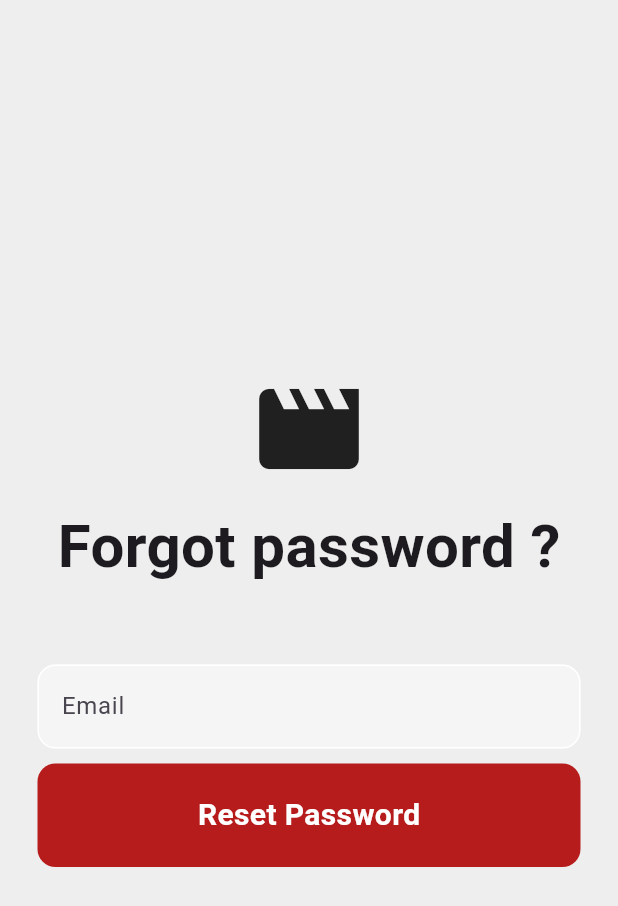
After one commit to Droefheid/NightSolver, a Flutter app: the screen it shows after launch, after a tap on "Forgot password ?", on a phone screen of 412 x 824 dp. The commit adds this screen. Shown: the top 906 px of the screen. Run offline on Flutter 3.47's test engine with Material 2 defaults, Android fonts, the phone set to English and light mode, and no system bars; our stand-ins replace cloud_firestore, firebase_auth, firebase_core, fluttertoast; accounts and stored records are empty.

Commit message:
Add - reset password

```diff
--- /dev/null
+++ b/lib/screens/reset_password_screen.dart
@@ -0,0 +1,109 @@
+import 'package:firebase_auth/firebase_auth.dart';
+import 'package:flutter/material.dart';
+import 'package:fluttertoast/fluttertoast.dart';
+
+class ResetPasswordScreen extends StatefulWidget {
+
+  const ResetPasswordScreen({Key? key})
+      : super(key: key);
+
+  @override
+  State<ResetPasswordScreen> createState() => _ResetPasswordScreenState();
+}
+
+class _ResetPasswordScreenState extends State<ResetPasswordScreen> {
+  final _emailController = TextEditingController();
+
+  @override
+  void dispose() {
+    _emailController.dispose();
+    super.dispose();
+  }
+
+
+  Future resetPassword() async {
+    try {
+      await FirebaseAuth.instance.sendPasswordResetEmail(
+        email: _emailController.text.trim(),
+      );
+      Fluttertoast.showToast(
+          msg:
+          "Password reset email sent. Please check your email to reset your password.",
+          gravity: ToastGravity.TOP,
+          fontSize: 18,
+          backgroundColor: Colors.green);
+    } catch (e) {
+      Fluttertoast.showToast(
+          msg: "Failed to send password reset email. Please try again.",
+          gravity: ToastGravity.TOP,
+          fontSize: 18,
+          backgroundColor: Colors.red.shade900);
+    }
+    Navigator.pop(context);
+  }
+
+
+  @override
+  Widget build(BuildContext context) {
+    return Scaffold(
+        backgroundColor: Colors.grey[200],
+        body: SafeArea(
+            child: Center(
+          child: SingleChildScrollView(
+            child:
+                Column(mainAxisAlignment: MainAxisAlignment.center, children: [
+              Icon(
+                Icons.movie,
+                size: 80,
+              ),
+
+              SizedBox(height: 10),
+
+              Text('Forgot password ?',
+                  style: TextStyle(fontWeight: FontWeight.bold, fontSize: 40)),
+              SizedBox(height: 50),
+
+              //email input
+              Padding(
+                  padding: const EdgeInsets.symmetric(horizontal: 25.0),
+                  child: TextField(
+                      controller: _emailController,
+                      decoration: InputDecoration(
+                        enabledBorder: OutlineInputBorder(
+                          borderSide: BorderSide(color: Colors.white),
+                          borderRadius: BorderRadius.circular(12),
+                        ),
+                        focusedBorder: OutlineInputBorder(
+                          borderSide: BorderSide(color: Colors.red.shade900),
+                          borderRadius: BorderRadius.circular(12),
+                        ),
+                        hintText: 'Email',
+                        fillColor: Colors.grey[100],
+                        filled: true,
+                      ))),
+
+              SizedBox(height: 10),
+
+              //sign in button
+              GestureDetector(
+                onTap: resetPassword,
+                child: Container(
+                  padding: EdgeInsets.all(20),
+                  margin: EdgeInsets.symmetric(horizontal: 25.0),
+                  decoration: BoxDecoration(
+                      color: Colors.red[900],
+                      borderRadius: BorderRadius.circular(12)),
+                  child: Center(
+                      child: Text('Reset Password',
+                          style: TextStyle(
+                            color: Colors.white,
+                            fontWeight: FontWeight.bold,
+                            fontSize: 20,
+                          ))),
+                ),
+              ),
+            ]),
+          ),
+        )));
+  }
+}
--- a/lib/screens/signin_screen.dart
+++ b/lib/screens/signin_screen.dart
@@ -1,6 +1,7 @@
 import 'package:firebase_auth/firebase_auth.dart';
 import 'package:flutter/material.dart';
 import 'package:fluttertoast/fluttertoast.dart';
+import 'package:night_solver/screens/reset_password_screen.dart';
 
 class SignInScreen extends StatefulWidget {
   final VoidCallback showSignUpScreen;
@@ -112,7 +113,30 @@ class _SignInScreenState extends State<SignInScreen> {
                     obscureText: true,
                   )),
 
-              SizedBox(height: 10),
+              SizedBox(height: 20),
+
+              Row(
+                mainAxisAlignment: MainAxisAlignment.center,
+                children: [
+                  GestureDetector(
+                    onTap: () {
+                      Navigator.push(
+                        context,
+                        MaterialPageRoute(builder: (context) => const ResetPasswordScreen()),
+                      );
+                    },
+                    child: Text('Forgot password ?',
+                        style: TextStyle(
+                          fontWeight: FontWeight.bold,
+                          fontSize: 15,
+                        )),
+                  ),
+                ],
+              ),
+
+              SizedBox(height: 20),
+
+
               //sign in button
               GestureDetector(
                 onTap: signIn,
```
